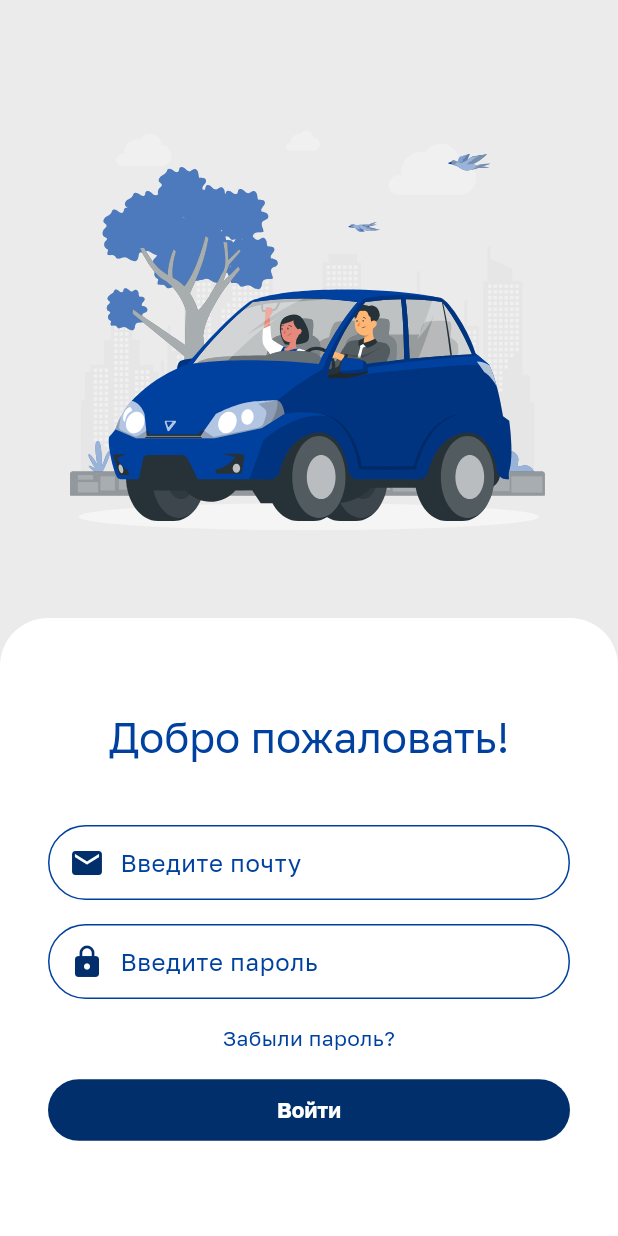
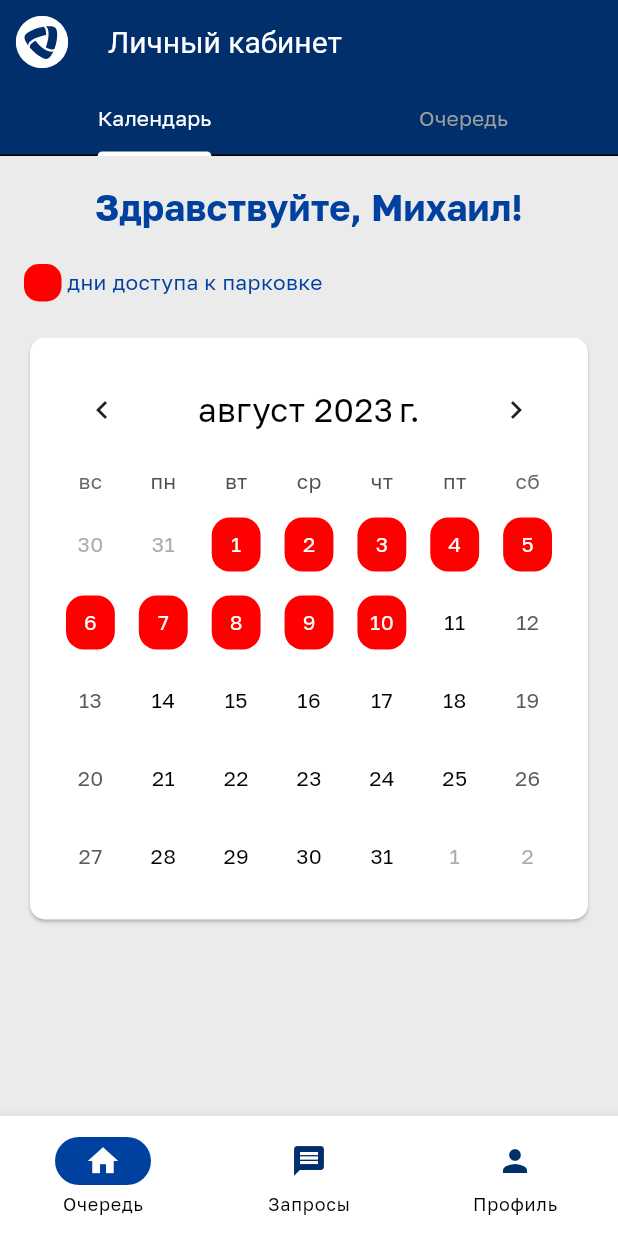
Before and after one commit to StasShevchenko/ParkingCalendar, a Flutter app: the screen it shows after launch, on a phone screen of 412 x 824 dp. Run offline on Flutter 3.47's test engine with Material 2 defaults, Android fonts, the phone set to English and light mode, and no system bars; drawn by our look-alikes of table_calendar; our stand-ins replace flutter_svg.

Commit message:
Basic layout for mobile version of user home page is created (#6)
* User home page development is started

* Tab bar is added. Bottom navigation bar basic setup is added

```diff
--- a/lib/assets/themes/theme.dart
+++ b/lib/assets/themes/theme.dart
@@ -51,7 +51,10 @@ TextTheme appTextTheme() => TextTheme(
       fontSize: 16,
     ),
     bodyMedium: TextStyle(color: AppColors.secondaryBlue),
-    titleLarge: TextStyle(color: AppColors.secondaryBlue, fontSize: 28));
+    titleLarge: TextStyle(color: AppColors.secondaryBlue, fontSize: 28),
+    titleMedium: TextStyle(color: AppColors.secondaryBlue, fontSize: 24, fontWeight: FontWeight.w700)
+);
+
 
 ButtonStyle elevatedButtonStyle() => ElevatedButton.styleFrom(
     backgroundColor: AppColors.primaryBlue,
--- /dev/null
+++ b/lib/data/models/user_info.dart
@@ -0,0 +1,9 @@
+class UserInfo {
+  final String name;
+  final String month;
+
+  UserInfo({
+    required this.name,
+    required this.month
+  });
+}
--- a/lib/main.dart
+++ b/lib/main.dart
@@ -1,8 +1,11 @@
 import 'package:flutter/material.dart';
+import 'package:intl/date_symbol_data_local.dart';
 import 'package:parking_project/assets/themes/theme.dart';
-import 'package:parking_project/presentation/pages/login_page/login_page.dart';
+import 'package:parking_project/presentation/pages/user/home_page/home_page.dart';
 
 void main() {
+  initializeDateFormatting('ru').then((_) => runApp( const MyApp()
+  ));
   runApp(const MyApp());
 }
 
@@ -25,6 +28,6 @@ class MyHomePage extends StatelessWidget {
 
   @override
   Widget build(BuildContext context) {
-    return const LoginPage();
+    return const UserHomePage();
   }
 }
--- /dev/null
+++ b/lib/presentation/pages/user/home_page/calendar_section.dart
@@ -0,0 +1,61 @@
+import 'package:flutter/material.dart';
+
+import '../../../../assets/colors/app_colors.dart';
+import 'components/calendar/calendar.dart';
+
+class CalendarSection extends StatelessWidget {
+  const CalendarSection({super.key});
+
+  @override
+  Widget build(BuildContext context) {
+    return Padding(
+      padding: const EdgeInsets.all(16),
+      child: Center(
+        child: Column(
+          crossAxisAlignment: CrossAxisAlignment.center,
+          mainAxisAlignment: MainAxisAlignment.start,
+          children: [
+            Text(
+              'Здравствуйте, Михаил!',
+              style: Theme.of(context).textTheme.titleMedium,
+            ),
+            const SizedBox(
+              height: 20,
+            ),
+            Row(
+              mainAxisAlignment: MainAxisAlignment.start,
+              crossAxisAlignment: CrossAxisAlignment.center,
+              children: [
+                Container(
+                  height: 25,
+                  width: 25,
+                  decoration: BoxDecoration(
+                      color: AppColors.primaryAccentRed,
+                      borderRadius: BorderRadius.circular(10)),
+                ),
+                const Text(' дни доступа к парковке')
+              ],
+            ),
+            const SizedBox(
+              height: 20,
+            ),
+            Card(
+              color: AppColors.primaryWhite,
+              surfaceTintColor: AppColors.primaryWhite,
+              shape: RoundedRectangleBorder(
+                  borderRadius: BorderRadius.circular(10)),
+              child: const Padding(
+                padding: EdgeInsets.all(16.0),
+                child: Calendar(
+                  startTime: '08/01/2023',
+                  endTime: '08/10/2023',
+                  isActive: true,
+                ),
+              ),
+            ),
+          ],
+        ),
+      ),
+    );
+  }
+}
--- /dev/null
+++ b/lib/presentation/pages/user/home_page/components/calendar/active_calendar_day.dart
@@ -0,0 +1,30 @@
+import 'package:flutter/material.dart';
+
+import '../../../../../../assets/colors/app_colors.dart';
+
+
+/// This widget is used to highlight
+/// day that is available for parking
+class ActiveCalendarDay extends StatelessWidget {
+  const ActiveCalendarDay({super.key, required this.dayNumber});
+
+  final String dayNumber;
+
+  @override
+  Widget build(BuildContext context) {
+      return Padding(
+      padding: const EdgeInsets.all(8.0),
+      child: Container(
+        decoration: BoxDecoration(
+            color: AppColors.primaryAccentRed,
+            borderRadius: BorderRadius.all(Radius.circular(12.0))),
+        child: Center(
+          child: Text(
+            dayNumber,
+            style: const TextStyle(color: Colors.white),
+          ),
+        ),
+      ),
+    );
+  }
+}
--- /dev/null
+++ b/lib/presentation/pages/user/home_page/components/calendar/calendar.dart
@@ -0,0 +1,61 @@
+import 'package:flutter/material.dart';
+import 'package:intl/intl.dart';
+import 'package:table_calendar/table_calendar.dart';
+
+import 'active_calendar_day.dart';
+
+
+class Calendar extends StatelessWidget {
+  final String startTime;
+  final String endTime;
+  final bool isActive;
+
+  const Calendar(
+      {super.key,
+      required this.startTime,
+      required this.endTime,
+      required this.isActive});
+
+  @override
+  Widget build(BuildContext context) {
+    var dateFormat = DateFormat('MM/dd/yyyy');
+    DateTime startDate = dateFormat.parse(startTime);
+    DateTime endDate = dateFormat.parse(endTime);
+
+    return TableCalendar(
+      daysOfWeekHeight: 32,
+      locale: 'ru',
+      headerStyle: const HeaderStyle(
+          titleCentered: true,
+          formatButtonVisible: false,
+          titleTextStyle: TextStyle(color: Colors.black, fontSize: 22)),
+      calendarStyle:
+          const CalendarStyle(defaultTextStyle: TextStyle(color: Colors.black)),
+      focusedDay: DateTime.now(),
+      firstDay: DateTime.utc(2010, 10, 16),
+      lastDay: DateTime.utc(2030, 3, 14),
+      calendarBuilders: CalendarBuilders(todayBuilder: (context, day, _) {
+        if (day.isGreaterOrEquals(startDate) &&
+            day.isLowerOrEquals(endDate)) {
+          return ActiveCalendarDay(dayNumber: day.day.toString());
+        }
+      }, defaultBuilder: (context, day, focusedDay) {
+        if (day.isGreaterOrEquals(startDate) &&
+            day.isLowerOrEquals(endDate)) {
+          return ActiveCalendarDay(dayNumber: day.day.toString());
+        }
+      }),
+    );
+  }
+}
+
+extension DateOnly on DateTime {
+  bool isGreaterOrEquals(DateTime other) {
+    return year >= other.year && month >= other.month
+        && day >= other.day;
+  }
+  bool isLowerOrEquals(DateTime other) {
+    return year <= other.year && month <= other.month
+        && day <= other.day;
+  }
+}
--- /dev/null
+++ b/lib/presentation/pages/user/home_page/components/queue_item/queue_item.dart
@@ -0,0 +1,24 @@
+import 'package:flutter/material.dart';
+import 'package:parking_project/data/models/user_info.dart';
+
+
+class QueueItem extends StatelessWidget {
+  final UserInfo userInfo;
+  const QueueItem({super.key, required this.userInfo});
+
+  @override
+  Widget build(BuildContext context) {
+    return Card(
+      surfaceTintColor: Colors.white,
+      child: Padding(
+        padding: const EdgeInsets.all(24.0),
+        child: Text(
+          userInfo.name,
+          style: TextStyle(
+            fontSize: 16
+          ),
+        ),
+      ),
+    );
+  }
+}
--- /dev/null
+++ b/lib/presentation/pages/user/home_page/home_page.dart
@@ -0,0 +1,116 @@
+import 'package:flutter/material.dart';
+import 'package:flutter_svg/svg.dart';
+import 'package:parking_project/data/models/user_info.dart';
+import 'package:parking_project/presentation/pages/user/home_page/calendar_section.dart';
+import 'package:parking_project/presentation/pages/user/home_page/queue_section.dart';
+
+import '../../../../assets/colors/app_colors.dart';
+
+class UserHomePage extends StatefulWidget {
+  const UserHomePage({super.key});
+
+  @override
+  State<UserHomePage> createState() => _UserHomePageState();
+}
+
+class _UserHomePageState extends State<UserHomePage> {
+  var currentIndex = 0;
+
+
+  @override
+  Widget build(BuildContext context) {
+    final Widget companyIcon = SvgPicture.asset(
+      'assets/icons/company_icon.svg',
+      width: 35,
+      height: 35,
+    );
+    final testUsersList = [
+      UserInfo(name: 'Полежаев Дмитрий', month: 'Январь'),
+      UserInfo(name: 'Иришка Чикипики', month: 'Январь'),
+      UserInfo(name: 'Валерий Альбертович', month: 'Февраль'),
+      UserInfo(name: 'Михаил Чеченко', month: 'Февраль'),
+      UserInfo(name: 'Антон Палыч', month: 'Март'),
+      UserInfo(name: 'Ковшев Виталий', month: 'Март'),
+      UserInfo(name: 'Полежаев Дмитрий', month: 'Январь'),
+      UserInfo(name: 'Иришка Чикипики', month: 'Январь'),
+      UserInfo(name: 'Валерий Альбертович', month: 'Февраль'),
+      UserInfo(name: 'Михаил Чеченко', month: 'Февраль'),
+      UserInfo(name: 'Антон Палыч', month: 'Март'),
+      UserInfo(name: 'Ковшев Виталий', month: 'Март'),
+      UserInfo(name: 'Полежаев Дмитрий', month: 'Январь'),
+      UserInfo(name: 'Иришка Чикипики', month: 'Январь'),
+      UserInfo(name: 'Валерий Альбертович', month: 'Февраль'),
+      UserInfo(name: 'Михаил Чеченко', month: 'Февраль'),
+      UserInfo(name: 'Антон Палыч', month: 'Март'),
+      UserInfo(name: 'Ковшев Виталий', month: 'Март'),
+      UserInfo(name: 'Полежаев Дмитрий', month: 'Январь'),
+      UserInfo(name: 'Иришка Чикипики', month: 'Январь'),
+      UserInfo(name: 'Валерий Альбертович', month: 'Февраль'),
+      UserInfo(name: 'Михаил Чеченко', month: 'Февраль'),
+      UserInfo(name: 'Антон Палыч', month: 'Март'),
+      UserInfo(name: 'Ковшев Виталий', month: 'Март'),
+    ];
+
+    return DefaultTabController(
+      length: 2,
+      child: Scaffold(
+        backgroundColor: AppColors.background,
+        appBar: AppBar(
+          backgroundColor: AppColors.primaryBlue,
+          leading: Center(child: companyIcon),
+          title: const Text('Личный кабинет'),
+          bottom: TabBar(
+            indicatorColor: AppColors.primaryWhite,
+            labelColor: AppColors.primaryWhite,
+            unselectedLabelColor: Colors.grey,
+            tabs: const [
+              Tab(
+                text: 'Календарь',
+              ),
+              Tab(text: 'Очередь')
+            ],
+          ),
+        ),
+        body: TabBarView(children: [
+          const CalendarSection(),
+          QueueSection(users: testUsersList)
+        ]),
+        bottomNavigationBar: AnimatedContainer(
+            duration: const Duration(milliseconds: 150),
+            child: NavigationBar(
+              shadowColor: Colors.black,
+              elevation: 10,
+              surfaceTintColor: Colors.white,
+              indicatorColor: AppColors.secondaryBlue,
+              destinations: [
+                NavigationDestination(
+                    icon: Icon(
+                      Icons.home,
+                      color: AppColors.primaryBlue,
+                    ),
+                    selectedIcon:
+                        Icon(Icons.home, color: AppColors.primaryWhite),
+                    label: 'Очередь'),
+                NavigationDestination(
+                  icon: Icon(Icons.message, color: AppColors.primaryBlue),
+                  selectedIcon:
+                      Icon(Icons.message, color: AppColors.primaryWhite),
+                  label: 'Запросы',
+                ),
+                NavigationDestination(
+                  icon: Icon(Icons.person, color: AppColors.primaryBlue),
+                  selectedIcon: Icon(Icons.person, color: AppColors.primaryWhite),
+                  label: 'Профиль',
+                )
+              ],
+              onDestinationSelected: (int index) {
+                setState(() {
+                  currentIndex = index;
+                });
+              },
+              selectedIndex: currentIndex,
+            )),
+      ),
+    );
+  }
+}
--- /dev/null
+++ b/lib/presentation/pages/user/home_page/queue_section.dart
@@ -0,0 +1,24 @@
+import 'package:flutter/material.dart';
+import 'package:parking_project/presentation/pages/user/home_page/components/queue_item/queue_item.dart';
+
+import '../../../../data/models/user_info.dart';
+
+class QueueSection extends StatelessWidget {
+  final List<UserInfo> users;
+  const QueueSection({super.key, required this.users});
+
+  @override
+  Widget build(BuildContext context) {
+    return Padding(
+      padding: const EdgeInsets.symmetric(horizontal: 8.0),
+      child: ListView.builder(
+        itemCount: users.length,
+          itemBuilder: (context, index){
+        return Padding(
+          padding: const EdgeInsets.symmetric(vertical: 4.0),
+          child: QueueItem(userInfo: users[index]),
+        );
+      }),
+    );
+  }
+}
--- a/pubspec.yaml
+++ b/pubspec.yaml
@@ -9,9 +9,10 @@ dependencies:
   flutter:
     sdk: flutter
 
-
   cupertino_icons: ^1.0.2
   flutter_svg: ^2.0.7
+  table_calendar: ^3.0.9
+  intl: ^0.18.1
 
 dev_dependencies:
   flutter_test:
```
Also changed, not shown: assets/icons/bell_icon.svg (added), pubspec.lock.
